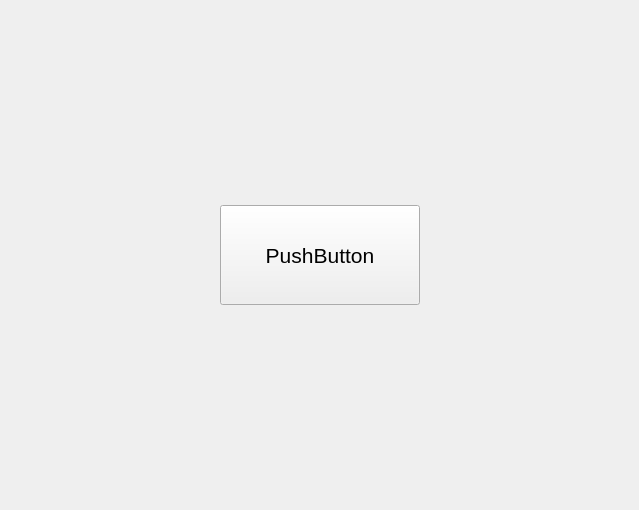
Old version of the form GroupFour_DoctorsOffice/mainwindow.ui in the repository KittimasakBunrat/GroupFour_DoctorsOffice.
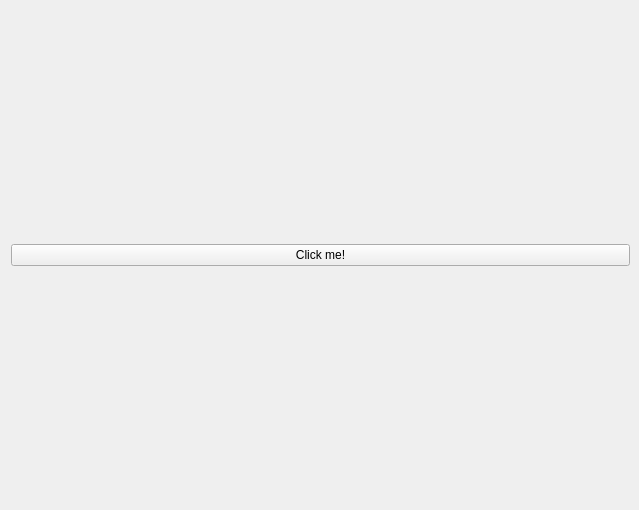
New version of the form.

Patch:
```diff
--- a/GroupFour_DoctorsOffice/mainwindow.ui
+++ b/GroupFour_DoctorsOffice/mainwindow.ui
@@ -25,31 +25,8 @@
    <layout class="QGridLayout" name="gridLayout">
     <item row="0" column="0">
      <widget class="QPushButton" name="pushButton">
-      <property name="sizePolicy">
-       <sizepolicy hsizetype="Expanding" vsizetype="Expanding">
-        <horstretch>0</horstretch>
-        <verstretch>0</verstretch>
-       </sizepolicy>
-      </property>
-      <property name="minimumSize">
-       <size>
-        <width>80</width>
-        <height>22</height>
-       </size>
-      </property>
-      <property name="maximumSize">
-       <size>
-        <width>200</width>
-        <height>100</height>
-       </size>
-      </property>
-      <property name="font">
-       <font>
-        <pointsize>16</pointsize>
-       </font>
-      </property>
       <property name="text">
-       <string>PushButton</string>
+       <string>Click me!</string>
       </property>
      </widget>
     </item>
```
